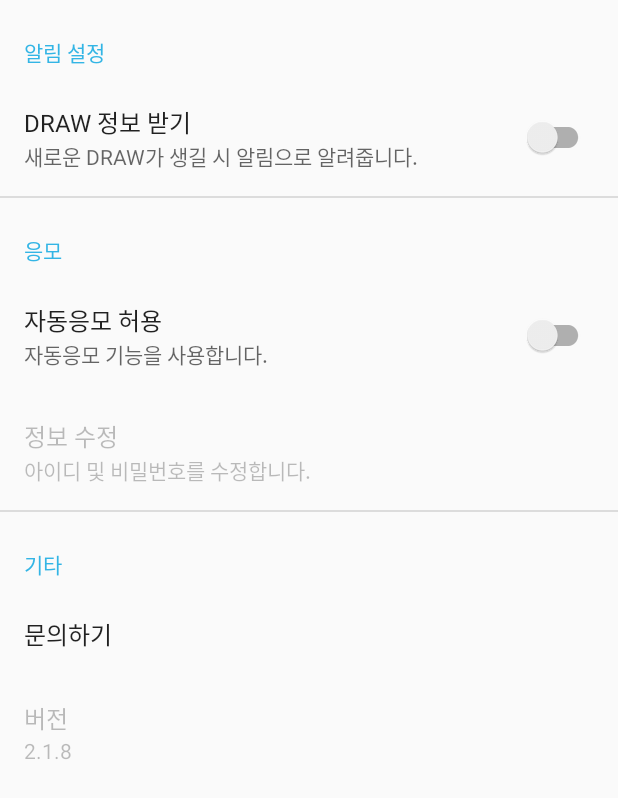
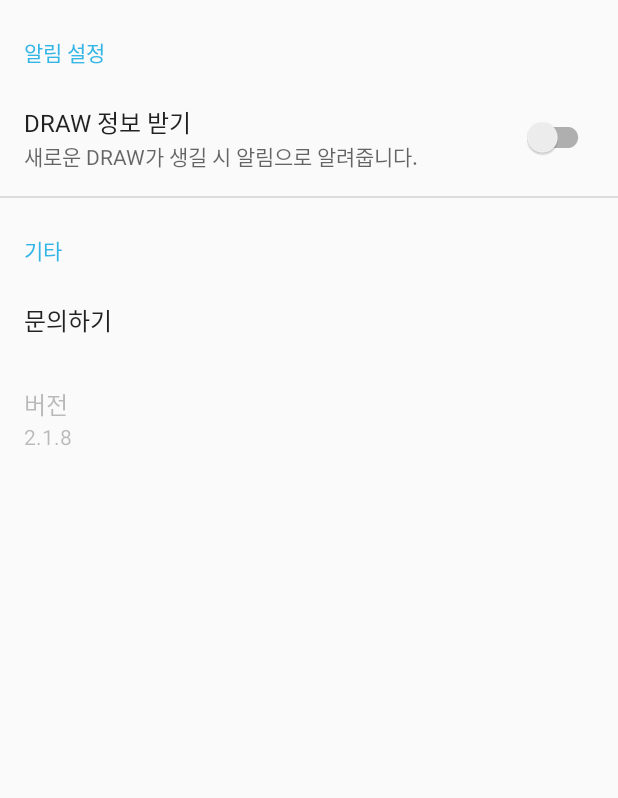
Before and after one commit to sghoregooteitehoo03/NikeDrawAlarm, an Android app: the fragment SettingScreenPreference shown on its own in the app's theme, on a phone screen of 412 x 824 dp. Shown: the top 798 px of the screen. Run offline under Robolectric (Android 15) with nearby library versions, the phone set to English and light mode, and no system bars; our stand-ins replace Dagger/Hilt's generated code, Room's generated code, androidx.preference; 3 statements that could not run were skipped.

Commit message:
자동응모 가리기

```diff
--- a/app/src/main/res/xml/setting_screen.xml
+++ b/app/src/main/res/xml/setting_screen.xml
@@ -14,6 +14,7 @@
 
     <PreferenceCategory
         app:iconSpaceReserved="false"
+        app:isPreferenceVisible="false"
         app:title="응모">
 
         <SwitchPreferenceCompat
```
